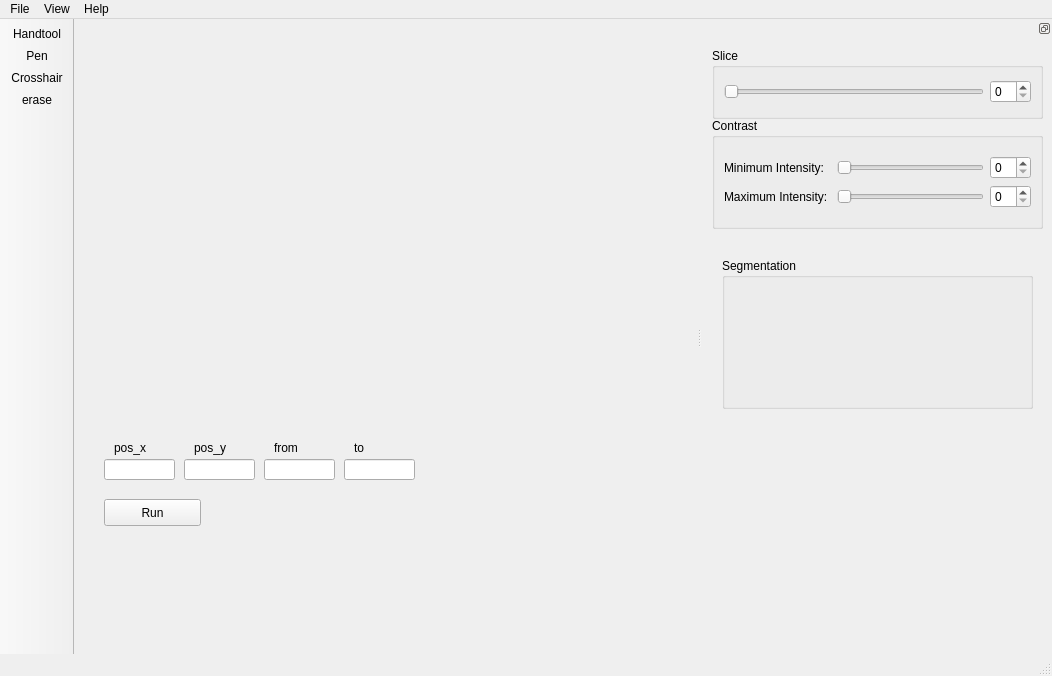
Before: the Qt Designer form src/mainwindow.ui in delcypher/simi-qt, drawn with Qt 5.
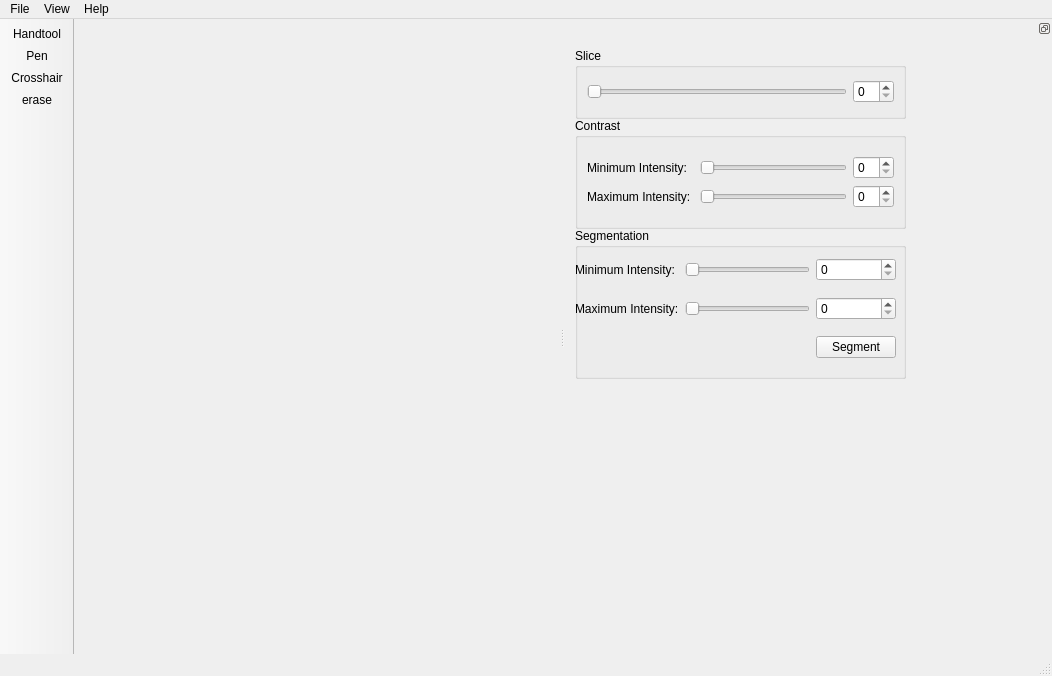
After: the same form once the commit is applied. Icons and pictures are not drawn. Custom widgets are drawn as their Qt base class.

Commit message: * Add segmentation sliders/spinboxes and push button

Patch:
```diff
--- a/src/mainwindow.ui
+++ b/src/mainwindow.ui
@@ -24,111 +24,6 @@
      </rect>
     </property>
    </widget>
-   <widget class="QLineEdit" name="pos_x_line">
-    <property name="geometry">
-     <rect>
-      <x>30</x>
-      <y>440</y>
-      <width>71</width>
-      <height>21</height>
-     </rect>
-    </property>
-   </widget>
-   <widget class="QLineEdit" name="pos_y_line">
-    <property name="geometry">
-     <rect>
-      <x>110</x>
-      <y>440</y>
-      <width>71</width>
-      <height>21</height>
-     </rect>
-    </property>
-   </widget>
-   <widget class="QLineEdit" name="from_line">
-    <property name="geometry">
-     <rect>
-      <x>190</x>
-      <y>440</y>
-      <width>71</width>
-      <height>21</height>
-     </rect>
-    </property>
-   </widget>
-   <widget class="QLineEdit" name="to_line">
-    <property name="geometry">
-     <rect>
-      <x>270</x>
-      <y>440</y>
-      <width>71</width>
-      <height>21</height>
-     </rect>
-    </property>
-   </widget>
-   <widget class="QLabel" name="label">
-    <property name="geometry">
-     <rect>
-      <x>40</x>
-      <y>420</y>
-      <width>51</width>
-      <height>17</height>
-     </rect>
-    </property>
-    <property name="text">
-     <string>pos_x</string>
-    </property>
-   </widget>
-   <widget class="QLabel" name="label_2">
-    <property name="geometry">
-     <rect>
-      <x>120</x>
-      <y>420</y>
-      <width>51</width>
-      <height>17</height>
-     </rect>
-    </property>
-    <property name="text">
-     <string>pos_y</string>
-    </property>
-   </widget>
-   <widget class="QLabel" name="label_3">
-    <property name="geometry">
-     <rect>
-      <x>200</x>
-      <y>420</y>
-      <width>51</width>
-      <height>17</height>
-     </rect>
-    </property>
-    <property name="text">
-     <string>from</string>
-    </property>
-   </widget>
-   <widget class="QLabel" name="label_4">
-    <property name="geometry">
-     <rect>
-      <x>280</x>
-      <y>420</y>
-      <width>51</width>
-      <height>17</height>
-     </rect>
-    </property>
-    <property name="text">
-     <string>to</string>
-    </property>
-   </widget>
-   <widget class="QPushButton" name="runAlgorithm">
-    <property name="geometry">
-     <rect>
-      <x>30</x>
-      <y>480</y>
-      <width>97</width>
-      <height>27</height>
-     </rect>
-    </property>
-    <property name="text">
-     <string>Run</string>
-    </property>
-   </widget>
   </widget>
   <widget class="QMenuBar" name="menubar">
    <property name="geometry">
@@ -207,8 +102,8 @@
   <widget class="QDockWidget" name="parameterDock">
    <property name="minimumSize">
     <size>
-     <width>350</width>
-     <height>41</height>
+     <width>487</width>
+     <height>635</height>
     </size>
    </property>
    <property name="features">
@@ -247,19 +142,6 @@
       </item>
      </layout>
     </widget>
-    <widget class="QGroupBox" name="segmentationGroupBox">
-     <property name="geometry">
-      <rect>
-       <x>20</x>
-       <y>220</y>
-       <width>311</width>
-       <height>151</height>
-      </rect>
-     </property>
-     <property name="title">
-      <string>Segmentation</string>
-     </property>
-    </widget>
     <widget class="QGroupBox" name="contrastGroupBox">
      <property name="geometry">
       <rect>
@@ -313,6 +195,72 @@
       </item>
      </layout>
     </widget>
+    <widget class="QGroupBox" name="segmentationGroupBox_2">
+     <property name="geometry">
+      <rect>
+       <x>10</x>
+       <y>190</y>
+       <width>331</width>
+       <height>151</height>
+      </rect>
+     </property>
+     <property name="title">
+      <string>Segmentation</string>
+     </property>
+     <widget class="QWidget" name="layoutWidget">
+      <property name="geometry">
+       <rect>
+        <x>0</x>
+        <y>20</y>
+        <width>321</width>
+        <height>121</height>
+       </rect>
+      </property>
+      <layout class="QGridLayout" name="gridLayout_6">
+       <item row="0" column="1">
+        <widget class="QSlider" name="minSegIntensitySlider_2">
+         <property name="orientation">
+          <enum>Qt::Horizontal</enum>
+         </property>
+        </widget>
+       </item>
+       <item row="0" column="2">
+        <widget class="QSpinBox" name="minSegIntensitySpinBox_2"/>
+       </item>
+       <item row="1" column="0">
+        <widget class="QLabel" name="maxSegIntensityLabel_2">
+         <property name="text">
+          <string>Maximum Intensity:</string>
+         </property>
+        </widget>
+       </item>
+       <item row="1" column="1">
+        <widget class="QSlider" name="maxSegIntensitySlider_2">
+         <property name="orientation">
+          <enum>Qt::Horizontal</enum>
+         </property>
+        </widget>
+       </item>
+       <item row="1" column="2">
+        <widget class="QSpinBox" name="maxSegIntensitySpinBox_2"/>
+       </item>
+       <item row="2" column="2">
+        <widget class="QPushButton" name="doSegmentation_2">
+         <property name="text">
+          <string>Segment</string>
+         </property>
+        </widget>
+       </item>
+       <item row="0" column="0">
+        <widget class="QLabel" name="minSegIntensityLabel_2">
+         <property name="text">
+          <string>Minimum Intensity:</string>
+         </property>
+        </widget>
+       </item>
+      </layout>
+     </widget>
+    </widget>
    </widget>
   </widget>
   <action name="actionOpen_Image">
```
Left out of the diff: 50 changed lines with no effect on the pictures.
